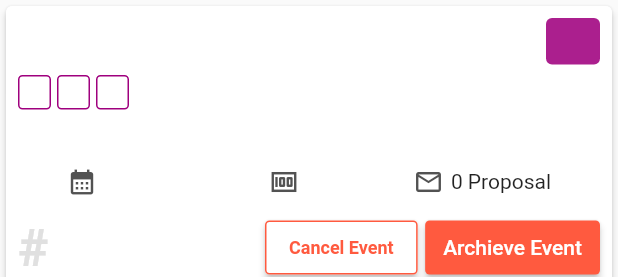
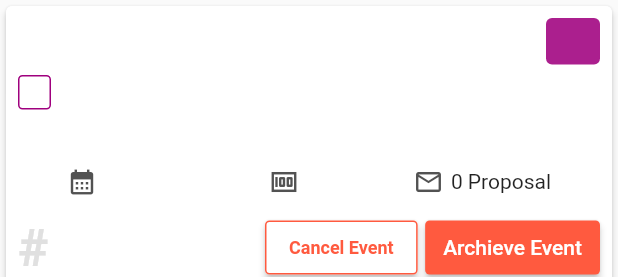
Before and after one commit to RownakM/eventinz, a Flutter app: the EventCardMyEvents widget shown alone on an empty page, opened directly with empty values, on a phone screen of 412 x 824 dp. Shown: the top 277 px of the screen. Run offline on Flutter 3.47's test engine with Material 2 defaults, Android fonts, the phone set to English and light mode, and no system bars; our stand-ins replace dio, expansion_tile_card, flutter_expandable_fab, gap, get_storage, google_fonts and 1 more; missing offline and left inert: colorful_safe_area; accounts and stored records are empty; network calls fail.

Commit message:
Event Details UI + API

```diff
--- a/lib/view/Event_Card_Packs/Event_Card_MyEvents.dart
+++ b/lib/view/Event_Card_Packs/Event_Card_MyEvents.dart
@@ -83,35 +83,35 @@ class EventCardMyEvents extends StatelessWidget {
                               color: primaryColor, fontWeight: FontWeight.bold),
                         ),
                       ),
-                      Gap(4),
-                      Container(
-                        padding:
-                            EdgeInsets.symmetric(horizontal: 10, vertical: 3),
-                        decoration: BoxDecoration(
-                          borderRadius: BorderRadius.all(Radius.circular(3)),
-                          border: Border.all(width: 1, color: primaryColor),
-                        ),
-                        child: Text(
-                          "${event_type}",
-                          style: TextFont.copyWith(
-                              color: primaryColor, fontWeight: FontWeight.bold),
-                        ),
-                      ),
-                      Gap(4),
-                      Container(
-                        padding:
-                            EdgeInsets.symmetric(horizontal: 10, vertical: 3),
-                        decoration: BoxDecoration(
-                          borderRadius: BorderRadius.all(Radius.circular(3)),
-                          border: Border.all(width: 1, color: primaryColor),
-                        ),
-                        child: Text(
-                          "${event_type}",
-                          style: TextFont.copyWith(
-                              color: primaryColor, fontWeight: FontWeight.bold),
-                        ),
-                      ),
-                      Gap(4),
+                      // Gap(4),
+                      // Container(
+                      //   padding:
+                      //       EdgeInsets.symmetric(horizontal: 10, vertical: 3),
+                      //   decoration: BoxDecoration(
+                      //     borderRadius: BorderRadius.all(Radius.circular(3)),
+                      //     border: Border.all(width: 1, color: primaryColor),
+                      //   ),
+                      //   child: Text(
+                      //     "${event_type}",
+                      //     style: TextFont.copyWith(
+                      //         color: primaryColor, fontWeight: FontWeight.bold),
+                      //   ),
+                      // ),
+                      // Gap(4),
+                      // Container(
+                      //   padding:
+                      //       EdgeInsets.symmetric(horizontal: 10, vertical: 3),
+                      //   decoration: BoxDecoration(
+                      //     borderRadius: BorderRadius.all(Radius.circular(3)),
+                      //     border: Border.all(width: 1, color: primaryColor),
+                      //   ),
+                      //   child: Text(
+                      //     "${event_type}",
+                      //     style: TextFont.copyWith(
+                      //         color: primaryColor, fontWeight: FontWeight.bold),
+                      //   ),
+                      // ),
+                      // Gap(4),
                     ],
                   ),
                 ],
```
Also changed, not shown: lib/view/Child_Screens/Event_Details.dart (+11 -7 lines), lib/view/Child_Screens/Event_Details_Body.dart (+4 -6 lines), lib/view/Screens/Page_Screens/my_event.dart (+35 -11 lines).
